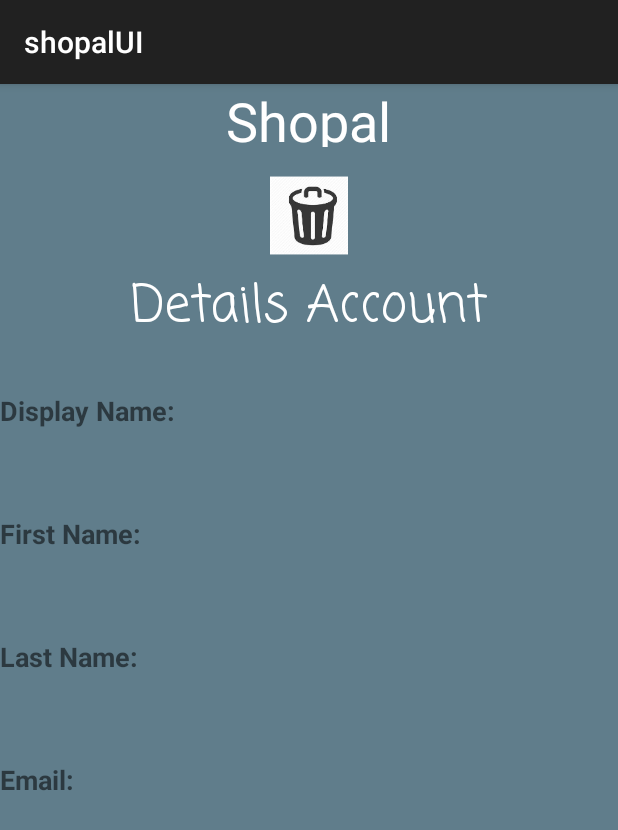
After one commit to adisn1992/ShopalUI, an Android app: the details_Account_Activity screen opened directly, with no data from a screen before it, on a phone screen of 412 x 824 dp. The commit adds this screen. Shown: the top 830 px of the screen. Run offline under Robolectric (Android 15) with nearby library versions, the phone set to English and light mode, and no system bars; 4 statements that could not run were skipped.

Commit message:
fix google sign in and disconnect adding new activity details account

```diff
--- a/app/src/main/AndroidManifest.xml
+++ b/app/src/main/AndroidManifest.xml
@@ -18,8 +18,9 @@
                 <category android:name="android.intent.category.LAUNCHER" />
             </intent-filter>
         </activity>
-        <activity android:name=".home_Activity" />
-        <activity android:name=".BarcodeScannerActivity" />
+        <activity android:name=".home_Activity"></activity>
+        <activity android:name=".BarcodeScannerActivity"></activity>
+        <activity android:name=".details_Account_Activity"></activity>
         <activity android:name=".stock_Activity"></activity>
     </application>
 
--- a/app/src/main/java/com/example/adimarsiano/shopalui/BarcodeScannerActivity.java
+++ b/app/src/main/java/com/example/adimarsiano/shopalui/BarcodeScannerActivity.java
@@ -60,6 +60,7 @@ public class BarcodeScannerActivity extends AppCompatActivity implements OnClick
 
                 System.out.println("response input stream");
                 InputStream responseInputStream = myConnection.getInputStream();
+
                 System.out.println("response body reader");
                 InputStreamReader responseBodyReader =
                         new InputStreamReader(responseInputStream, "UTF-8");
@@ -87,6 +88,7 @@ public class BarcodeScannerActivity extends AppCompatActivity implements OnClick
 //            contentTxt.setText("Product Details: " + builder.toString());
             } catch (Exception e)
             {
+                System.out.println("I have an exception");
                 System.out.println(e);
             }
 
--- /dev/null
+++ b/app/src/main/java/com/example/adimarsiano/shopalui/details_Account_Activity.java
@@ -0,0 +1,57 @@
+package com.example.adimarsiano.shopalui;
+
+import android.graphics.Bitmap;
+import android.graphics.BitmapFactory;
+import android.graphics.drawable.Drawable;
+import android.net.Uri;
+import android.os.Bundle;
+import android.support.v7.app.AppCompatActivity;
+import android.view.View;
+import android.widget.ImageView;
+import android.widget.TextView;
+
+import java.io.BufferedInputStream;
+import java.io.FileNotFoundException;
+import java.io.IOException;
+import java.io.InputStream;
+import java.net.MalformedURLException;
+import java.net.URL;
+import java.net.URLConnection;
+
+public class details_Account_Activity  extends AppCompatActivity implements View.OnClickListener {
+
+    private TextView firstName, displayName, lastName,email;
+    private ImageView imagePic;
+
+    @Override
+    protected void onCreate(Bundle savedInstanceState) {
+        super.onCreate(savedInstanceState);
+        setContentView(R.layout.activity_details_account);
+        firstName = (TextView) findViewById(R.id.responseFirstName);
+        displayName = (TextView)findViewById(R.id.responseDisplay);
+        lastName = (TextView)findViewById(R.id.responseLastName);
+        email = (TextView)findViewById(R.id.responseEmail);
+
+        firstName.setText(signIn_Activity.userDtails.getFirstName());
+        displayName.setText(signIn_Activity.userDtails.getDisplayName());
+        lastName.setText(signIn_Activity.userDtails.getLastName());
+        email.setText(signIn_Activity.userDtails.getEmail());
+
+
+
+      /*  try {
+            imagePic.setImageDrawable(Drawable.createFromStream(
+                    getContentResolver().openInputStream(signIn_Activity.userDtails.getImageUrl()),
+                    null));
+        } catch (FileNotFoundException e) {
+            e.printStackTrace();
+        }*/
+    }
+
+
+    @Override
+    public void onClick(View v) {
+
+
+    }
+}
--- /dev/null
+++ b/app/src/main/res/layout/activity_details_account.xml
@@ -0,0 +1,164 @@
+<LinearLayout xmlns:android="http://schemas.android.com/apk/res/android"
+    xmlns:app="http://schemas.android.com/apk/res-auto"
+    xmlns:tools="http://schemas.android.com/tools"
+    android:id="@+id/main_layout"
+    android:layout_width="match_parent"
+    android:layout_height="match_parent"
+    android:background="@color/blue_grey_500"
+    android:orientation="vertical"
+    android:weightSum="4"
+    tools:context=".details_Account_Activity">
+
+
+    <LinearLayout
+        android:layout_width="match_parent"
+        android:layout_height="match_parent"
+        android:layout_weight="3"
+        android:gravity="center_horizontal"
+        android:orientation="vertical">
+
+        <TextView
+            android:id="@+id/title_text"
+            android:layout_width="wrap_content"
+            android:layout_height="42dp"
+            android:layout_marginBottom="10dp"
+            android:gravity="center"
+            android:text="@string/title_text"
+            android:textColor="@android:color/white"
+            android:textSize="36sp" />
+
+        <ImageView
+            android:id="@+id/imageView3"
+            android:layout_width="match_parent"
+            android:layout_height="71dp"
+            app:srcCompat="@mipmap/ic_launcher_foreground" />
+
+        <LinearLayout
+            android:layout_width="match_parent"
+            android:layout_height="492dp"
+            android:orientation="vertical">
+
+            <LinearLayout
+                android:layout_width="match_parent"
+                android:layout_height="match_parent"
+                android:layout_weight="1"
+                android:orientation="horizontal">
+
+                <TextView
+                    android:id="@+id/detailsAccount"
+                    android:layout_width="match_parent"
+                    android:layout_height="wrap_content"
+                    android:layout_weight="1"
+                    android:gravity="center"
+                    android:includeFontPadding="false"
+                    android:text="Details Account"
+                    android:textAllCaps="false"
+                    android:textAppearance="@style/TextAppearance.AppCompat.Display1"
+                    android:textColor="#ffffff"
+                    app:fontFamily="casual" />
+            </LinearLayout>
+
+            <LinearLayout
+                android:layout_width="match_parent"
+                android:layout_height="match_parent"
+                android:layout_weight="1"
+                android:orientation="horizontal">
+
+                <TextView
+                    android:id="@+id/dispalyName"
+                    android:layout_width="27dp"
+                    android:layout_height="33dp"
+                    android:layout_weight="1"
+                    android:text="Display Name:"
+                    android:textSize="18sp"
+                    android:textStyle="bold" />
+
+                <TextView
+                    android:id="@+id/responseDisplay"
+                    android:layout_width="wrap_content"
+                    android:layout_height="29dp"
+                    android:layout_weight="1" />
+
+            </LinearLayout>
+
+            <LinearLayout
+                android:layout_width="match_parent"
+                android:layout_height="match_parent"
+                android:layout_weight="1"
+                android:orientation="horizontal">
+
+                <TextView
+                    android:id="@+id/firstName"
+                    android:layout_width="230dp"
+                    android:layout_height="30dp"
+                    android:layout_weight="1"
+                    android:text="First Name:"
+                    android:textSize="18sp"
+                    android:textStyle="bold" />
+
+                <TextView
+                    android:id="@+id/responseFirstName"
+                    android:layout_width="304dp"
+                    android:layout_height="43dp"
+                    android:layout_weight="1" />
+
+            </LinearLayout>
+
+            <LinearLayout
+                android:layout_width="match_parent"
+                android:layout_height="match_parent"
+                android:layout_weight="1"
+                android:orientation="horizontal">
+
+                <TextView
+                    android:id="@+id/lastName"
+                    android:layout_width="250dp"
+                    android:layout_height="32dp"
+                    android:layout_weight="1"
+                    android:text="Last Name:"
+                    android:textSize="18sp"
+                    android:textStyle="bold" />
+
+                <TextView
+                    android:id="@+id/responseLastName"
+                    android:layout_width="338dp"
+                    android:layout_height="43dp"
+                    android:layout_weight="1" />
+
+            </LinearLayout>
+
+            <LinearLayout
+                android:layout_width="match_parent"
+                android:layout_height="match_parent"
+                android:layout_weight="1"
+                android:orientation="horizontal">
+
+                <TextView
+                    android:id="@+id/email"
+                    android:layout_width="155dp"
+                    android:layout_height="32dp"
+                    android:layout_weight="1"
+                    android:text="Email:"
+                    android:textSize="18sp"
+                    android:textStyle="bold" />
+
+                <TextView
+                    android:id="@+id/responseEmail"
+                    android:layout_width="338dp"
+                    android:layout_height="43dp"
+                    android:layout_weight="1" />
+
+            </LinearLayout>
+
+            <LinearLayout
+                android:layout_width="match_parent"
+                android:layout_height="match_parent"
+                android:layout_weight="1"
+                android:orientation="horizontal"></LinearLayout>
+
+        </LinearLayout>
+
+
+    </LinearLayout>
+
+</LinearLayout>
--- a/app/src/main/res/values/colors.xml
+++ b/app/src/main/res/values/colors.xml
@@ -1,8 +1,8 @@
 <?xml version="1.0" encoding="utf-8"?>
 <resources>
-    <color name="colorPrimary">#3F51B5</color>
+    <color name="colorPrimary">#3f51b5</color>
     <color name="colorPrimaryDark">#303F9F</color>
-    <color name="colorAccent">#FF4081</color>
+    <color name="colorAccent">#8ebdf4</color>
     <color name="blue_grey_500">#607D8B</color>
     <color name="blue_grey_600">#546E7A</color>
     <color name="blue_grey_700">#455A64</color>
```
Also changed, not shown: app/src/main/java/com/example/adimarsiano/shopalui/about_Activity.java (added, +12 -0 lines), app/src/main/java/com/example/adimarsiano/shopalui/home_Activity.java (+62 -27 lines), app/src/main/java/com/example/adimarsiano/shopalui/signIn_Activity.java (+71 -11 lines), app/src/main/java/com/example/adimarsiano/shopalui/userAccount.java (added, +54 -0 lines), app/src/main/res/layout/activity_home.xml (+13 -14 lines), app/src/main/res/layout/activity_main.xml (+10 -15 lines).
